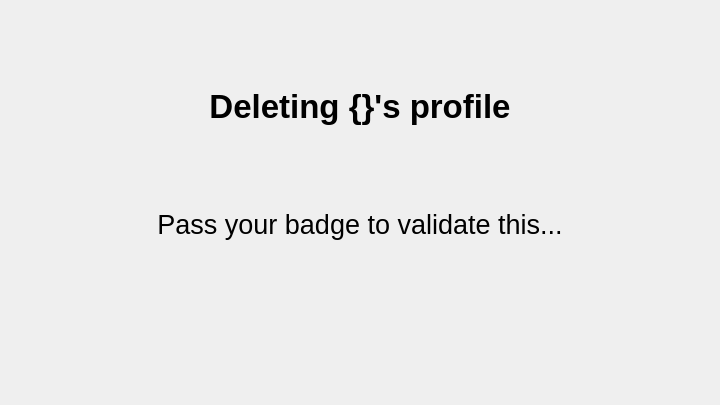
First picture: the form in ui/delete_dialog.ui, repository eharquin/babyfut, before the edit.
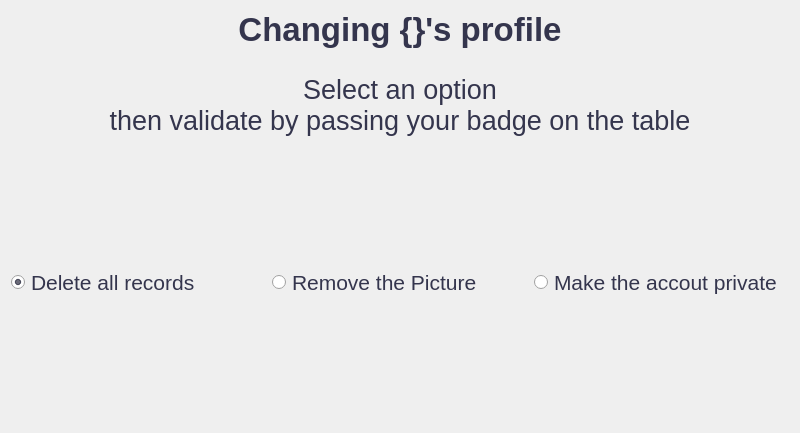
Second picture: the form after the edit.

Patch:
```diff
--- a/ui/delete_dialog.ui
+++ b/ui/delete_dialog.ui
@@ -6,27 +6,17 @@
    <rect>
     <x>0</x>
     <y>0</y>
-    <width>720</width>
-    <height>405</height>
+    <width>800</width>
+    <height>433</height>
    </rect>
   </property>
   <property name="windowTitle">
    <string>Dialog</string>
   </property>
+  <property name="styleSheet">
+   <string notr="true">color: rgb(52, 53, 77)</string>
+  </property>
   <layout class="QVBoxLayout" name="verticalLayout">
-   <item>
-    <spacer name="verticalSpacer">
-     <property name="orientation">
-      <enum>Qt::Vertical</enum>
-     </property>
-     <property name="sizeHint" stdset="0">
-      <size>
-       <width>20</width>
-       <height>40</height>
-      </size>
-     </property>
-    </spacer>
-   </item>
    <item>
     <widget class="QLabel" name="lblTitle">
      <property name="font">
@@ -37,7 +27,7 @@
       </font>
      </property>
      <property name="text">
-      <string>Deleting {}'s profile</string>
+      <string>Changing {}'s profile</string>
      </property>
      <property name="alignment">
       <set>Qt::AlignCenter</set>
@@ -45,14 +35,17 @@
     </widget>
    </item>
    <item>
-    <spacer name="verticalSpacer_3">
+    <spacer name="verticalSpacer">
      <property name="orientation">
       <enum>Qt::Vertical</enum>
      </property>
+     <property name="sizeType">
+      <enum>QSizePolicy::Preferred</enum>
+     </property>
      <property name="sizeHint" stdset="0">
       <size>
        <width>20</width>
-       <height>40</height>
+       <height>20</height>
       </size>
      </property>
     </spacer>
@@ -65,7 +58,7 @@
       </font>
      </property>
      <property name="text">
-      <string>Pass your badge to validate this...</string>
+      <string>&lt;html&gt;&lt;head/&gt;&lt;body&gt;&lt;p align=&quot;center&quot;&gt;Select an option&lt;br/&gt;then validate by passing your badge on the table&lt;/p&gt;&lt;/body&gt;&lt;/html&gt;</string>
      </property>
      <property name="alignment">
       <set>Qt::AlignCenter</set>
@@ -85,6 +78,49 @@
      </property>
     </spacer>
    </item>
+   <item>
+    <layout class="QHBoxLayout" name="horizontalLayout">
+     <item>
+      <widget class="QRadioButton" name="rbDeleteAll">
+       <property name="font">
+        <font>
+         <pointsize>16</pointsize>
+        </font>
+       </property>
+       <property name="text">
+        <string>Delete all records</string>
+       </property>
+       <property name="checked">
+        <bool>true</bool>
+       </property>
+      </widget>
+     </item>
+     <item>
+      <widget class="QRadioButton" name="rbDeletePicture">
+       <property name="font">
+        <font>
+         <pointsize>16</pointsize>
+        </font>
+       </property>
+       <property name="text">
+        <string>Remove the Picture</string>
+       </property>
+      </widget>
+     </item>
+     <item>
+      <widget class="QRadioButton" name="rbHideAccount">
+       <property name="font">
+        <font>
+         <pointsize>16</pointsize>
+        </font>
+       </property>
+       <property name="text">
+        <string>Make the accout private</string>
+       </property>
+      </widget>
+     </item>
+    </layout>
+   </item>
    <item>
     <spacer name="verticalSpacer_4">
      <property name="orientation">
```
Left out of the diff: 5 changed lines with no effect on the pictures.
